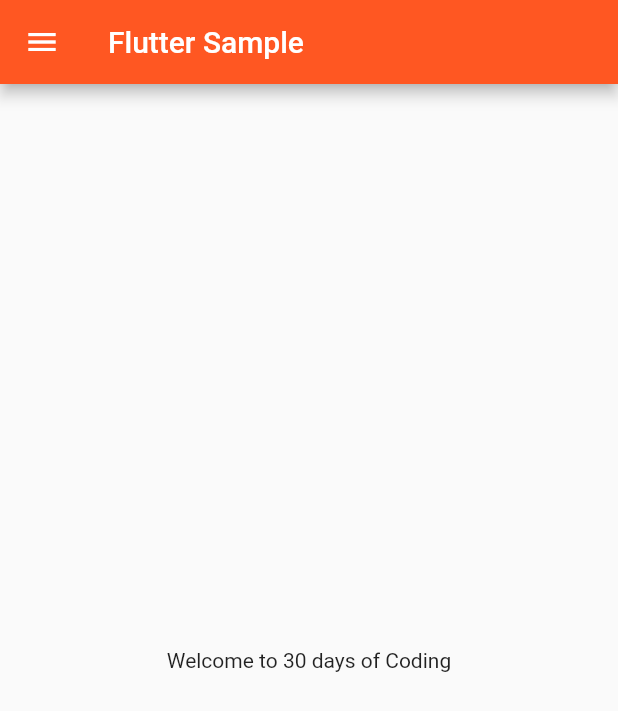
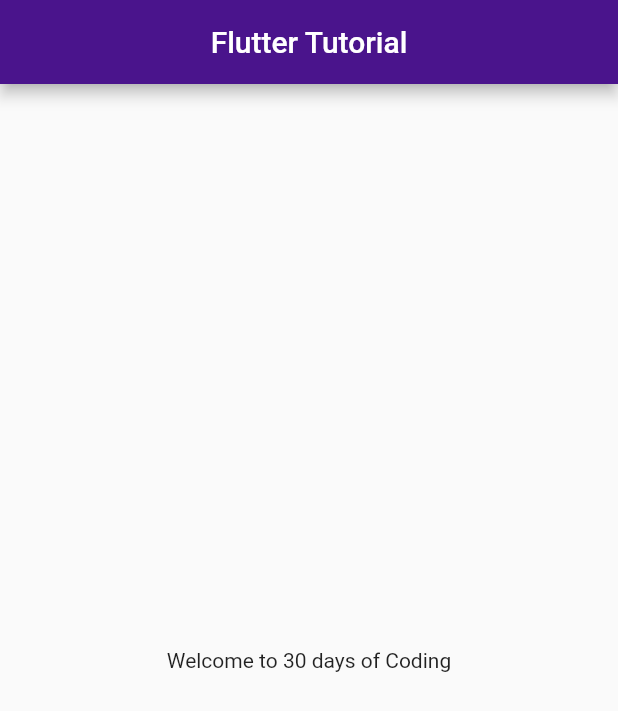
Before and after one commit to Subhradeep10/Flutter-Test-App, a Flutter app: the screen it shows after launch, on a phone screen of 412 x 824 dp. Shown: the top 711 px of the screen. Run offline on Flutter 3.47's test engine with Material 2 defaults, Android fonts, the phone set to English and light mode, and no system bars.

Commit message:
Day 3 Starts

```diff
--- a/lib/homepage.dart
+++ b/lib/homepage.dart
@@ -8,10 +8,9 @@
     int days = 30;
     String coding = "Coding";
     return Scaffold(
-      drawer: Drawer(),
       appBar: AppBar(
-        backgroundColor: Colors.deepOrange,
-        title: Title(color: Colors.black, child: Text("Flutter Sample")),
+        backgroundColor: Colors.purple[900],
+        title: Center(child: Text("Flutter Tutorial")),
       ),
       body: Center(
         child: Container(
```
